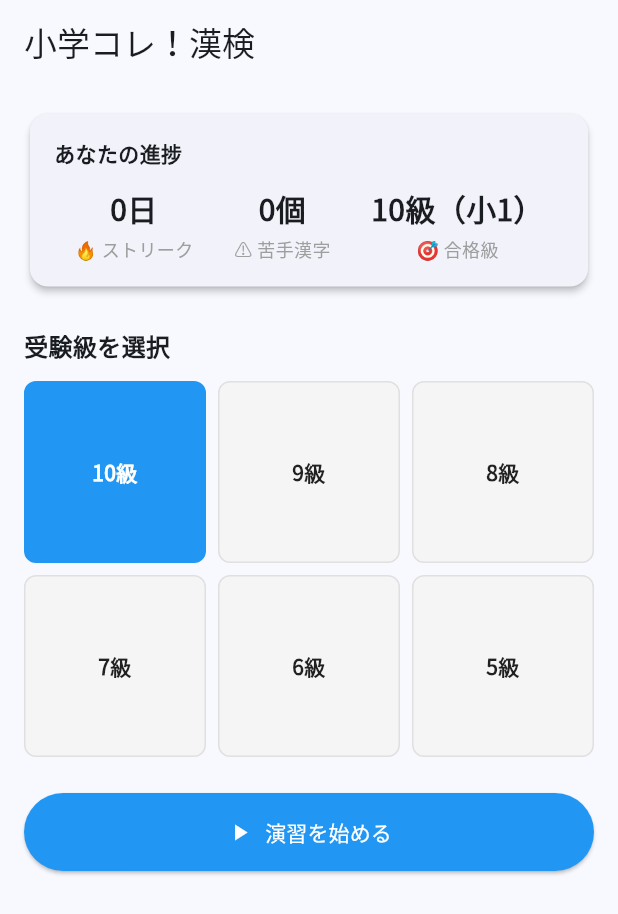
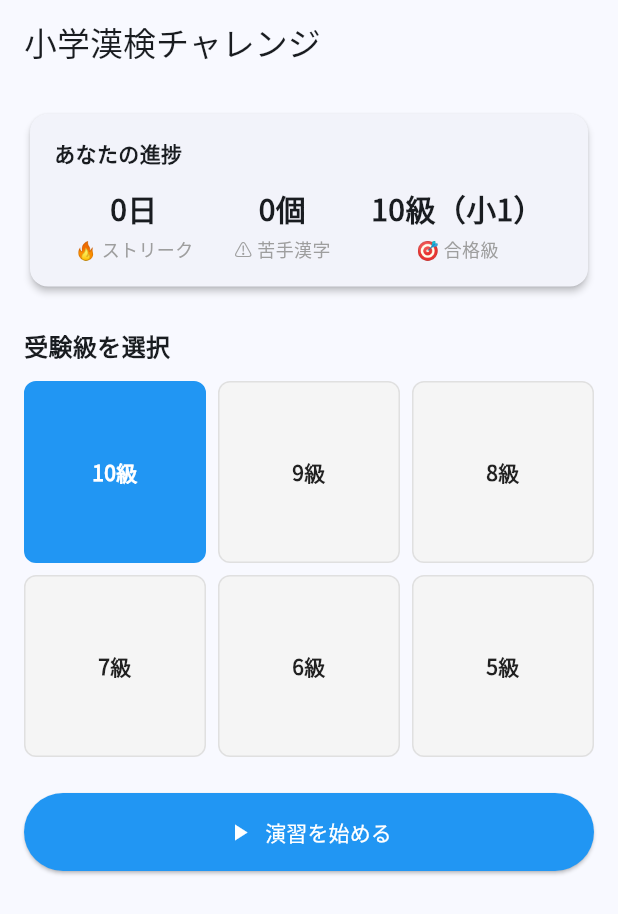
Before and after one commit to org-zka32101/kanken, a Flutter app: the screen it shows after launch, on a phone screen of 412 x 824 dp. Shown: the top 914 px of the screen. Run offline on Flutter 3.47's test engine with Material 3 defaults, Android fonts, the phone set to English and light mode, and no system bars; our stand-ins replace cloud_firestore, firebase_analytics, firebase_core, firebase_crashlytics, flutter_riverpod, lottie; accounts and stored records are empty.

Commit message:
refactor: Update app title to '小学漢検チャレンジ'
- Update MaterialApp title in lib/main.dart
- Update AppBar title in HomeScreen in lib/views/home_screen.dart
- Update pubspec.yaml description to reflect new app branding

Co-Authored-By: Claude Haiku 4.5 <noreply@anthropic.com>

```diff
--- a/lib/main.dart
+++ b/lib/main.dart
@@ -21,7 +21,7 @@ class MyApp extends ConsumerWidget {
   @override
   Widget build(BuildContext context, WidgetRef ref) {
     return MaterialApp(
-      title: '小学コレ！漢検',
+      title: '小学漢検チャレンジ',
       theme: ThemeData(
         colorScheme: ColorScheme.fromSeed(seedColor: Colors.blue),
         useMaterial3: true,
--- a/lib/views/home_screen.dart
+++ b/lib/views/home_screen.dart
@@ -34,7 +34,7 @@ class HomeScreen extends ConsumerWidget {
 
     return Scaffold(
       appBar: AppBar(
-        title: const Text('小学コレ！漢検'),
+        title: const Text('小学漢検チャレンジ'),
         elevation: 0,
       ),
       body: SingleChildScrollView(
--- a/pubspec.yaml
+++ b/pubspec.yaml
@@ -1,5 +1,5 @@
 name: kanken
-description: "小学コレ！漢検 - 漢字検定学習アプリ"
+description: "小学漢検チャレンジ - 小学生向け漢字検定学習アプリ"
 publish_to: 'none'
 
 version: 1.0.0+1
```
